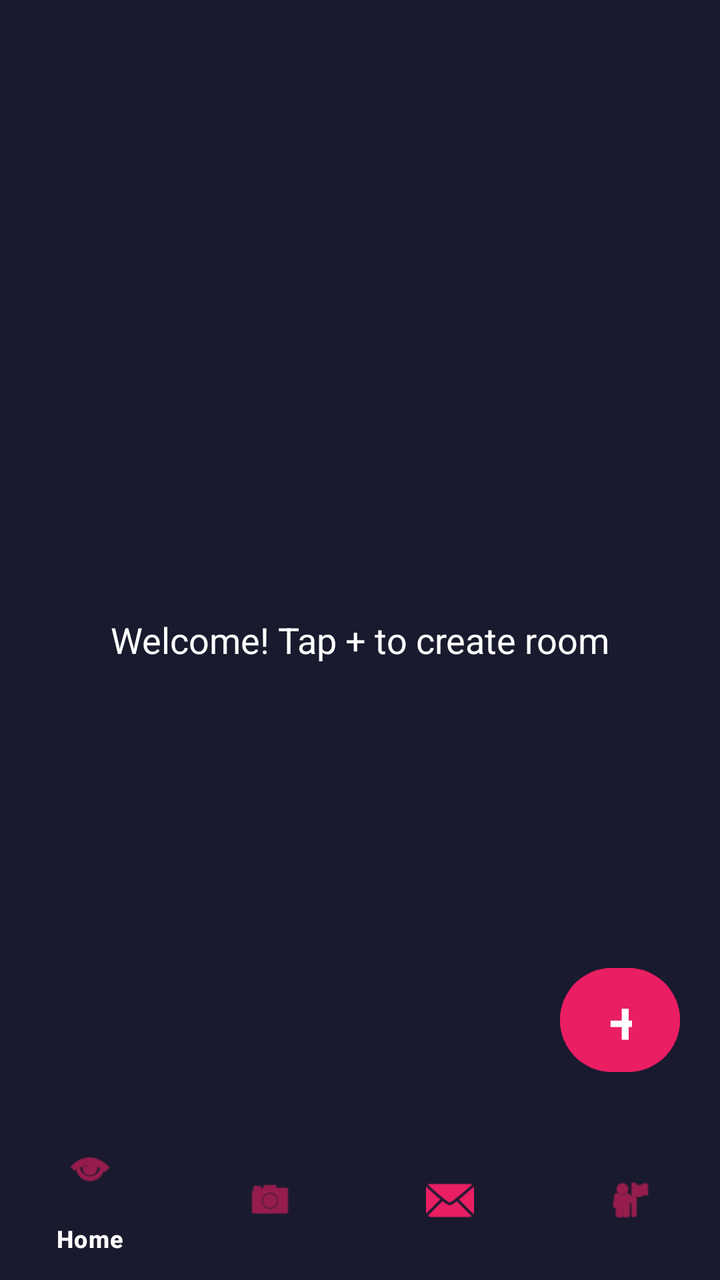
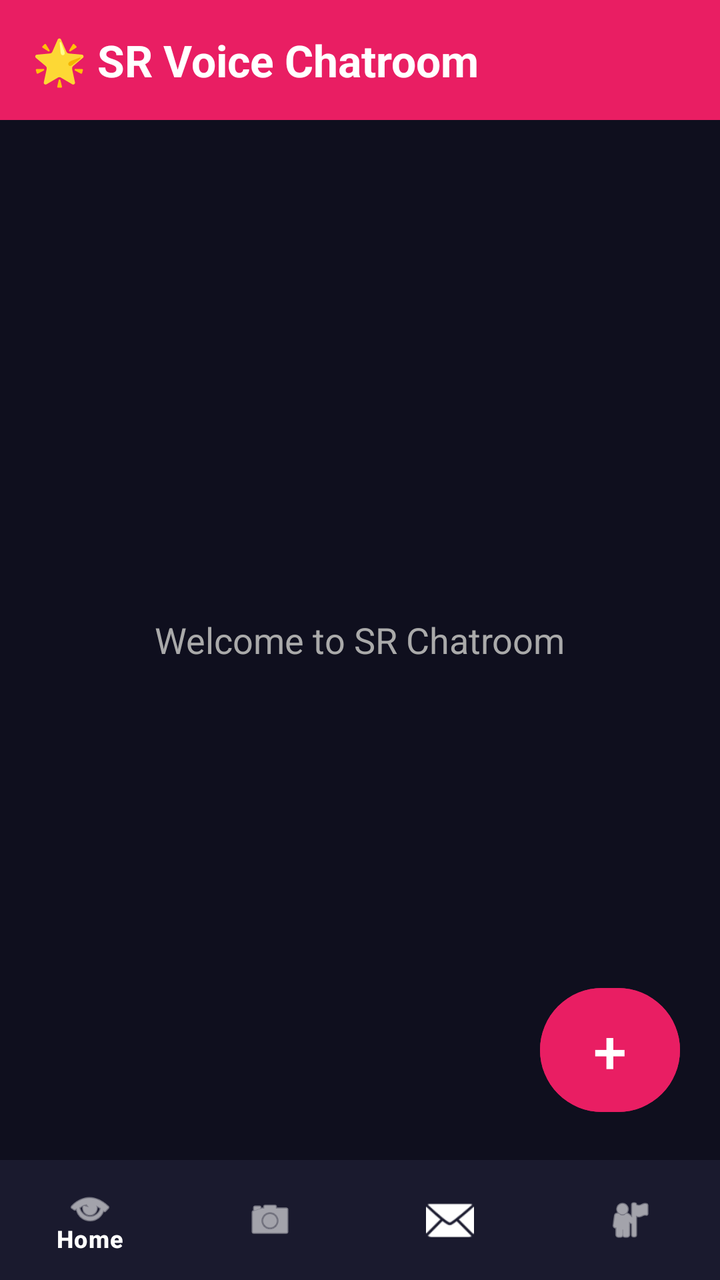

The first picture is an Android layout as it rendered before a commit; the second is the same layout after the commit. The layout source and the unified diff follow.
<!-- AndroidManifest.xml: application theme Theme.SRVoiceChat -->
<!-- res/layout/activity_main.xml -->
<?xml version="1.0" encoding="utf-8"?>
<RelativeLayout xmlns:android="http://schemas.android.com/apk/res/android"
    xmlns:app="http://schemas.android.com/apk/res-auto"
    android:layout_width="match_parent"
    android:layout_height="match_parent"
    android:background="#1A1A2E">

    <TextView
        android:layout_width="wrap_content"
        android:layout_height="wrap_content"
        android:layout_centerInParent="true"
        android:text="Welcome! Tap + to create room"
        android:textColor="#FFFFFF"
        android:textSize="18sp" />

    <Button
        android:id="@+id/btnCreateRoom"
        android:layout_width="60dp"
        android:layout_height="60dp"
        android:layout_above="@id/bottomNav"
        android:layout_alignParentEnd="true"
        android:layout_marginEnd="20dp"
        android:layout_marginBottom="20dp"
        android:text="+"
        android:textSize="30sp"
        android:textColor="#FFFFFF"
        android:backgroundTint="#E91E63" />

    <com.google.android.material.bottomnavigation.BottomNavigationView
        android:id="@+id/bottomNav"
        android:layout_width="match_parent"
        android:layout_height="wrap_content"
        android:layout_alignParentBottom="true"
        android:background="#1A1A2E"
        app:itemTextColor="#FFFFFF"
        app:itemIconTint="#E91E63"
        app:menu="@menu/bottom_nav_menu" />

</RelativeLayout>
<!-- resources referenced by this layout -->
<resources>
  <style name="Theme.SRVoiceChat" parent="Theme.Material3.DayNight.NoActionBar">
          <item name="colorPrimary">#FF4081</item>
          <item name="android:statusBarColor">#FF4081</item>
          <item name="android:windowLightStatusBar">true</item>
      </style>
</resources>

<!-- the commit's change to res/layout/activity_main.xml (unified diff, before → after) -->
@@ -3,20 +3,41 @@
     xmlns:app="http://schemas.android.com/apk/res-auto"
     android:layout_width="match_parent"
     android:layout_height="match_parent"
-    android:background="#1A1A2E">
+    android:background="#0F0F1E">
 
+    
+    <LinearLayout
+        android:id="@+id/topBar"
+        android:layout_width="match_parent"
+        android:layout_height="60dp"
+        android:layout_alignParentTop="true"
+        android:background="#E91E63"
+        android:gravity="center_vertical"
+        android:paddingStart="16dp">
+
+        <TextView
+            android:layout_width="wrap_content"
+            android:layout_height="wrap_content"
+            android:text="🌟 SR Voice Chatroom"
+            android:textColor="#FFFFFF"
+            android:textSize="22sp"
+            android:textStyle="bold" />
+    </LinearLayout>
+
+    
     <TextView
         android:layout_width="wrap_content"
         android:layout_height="wrap_content"
         android:layout_centerInParent="true"
-        android:text="Welcome! Tap + to create room"
-        android:textColor="#FFFFFF"
+        android:text="Welcome to SR Chatroom"
+        android:textColor="#AAAAAA"
         android:textSize="18sp" />
 
+    
     <Button
         android:id="@+id/btnCreateRoom"
-        android:layout_width="60dp"
-        android:layout_height="60dp"
+        android:layout_width="70dp"
+        android:layout_height="70dp"
         android:layout_above="@id/bottomNav"
         android:layout_alignParentEnd="true"
         android:layout_marginEnd="20dp"
@@ -26,14 +47,15 @@
         android:textColor="#FFFFFF"
         android:backgroundTint="#E91E63" />
 
+    
     <com.google.android.material.bottomnavigation.BottomNavigationView
         android:id="@+id/bottomNav"
         android:layout_width="match_parent"
-        android:layout_height="wrap_content"
+        android:layout_height="60dp"
         android:layout_alignParentBottom="true"
         android:background="#1A1A2E"
-        app:itemTextColor="#FFFFFF"
-        app:itemIconTint="#E91E63"
-        app:menu="@menu/bottom_nav_menu" />
+        app:menu="@menu/bottom_nav_menu"
+        app:itemIconTint="#FFFFFF"
+        app:itemTextColor="#FFFFFF" />
 
 </RelativeLayout>
